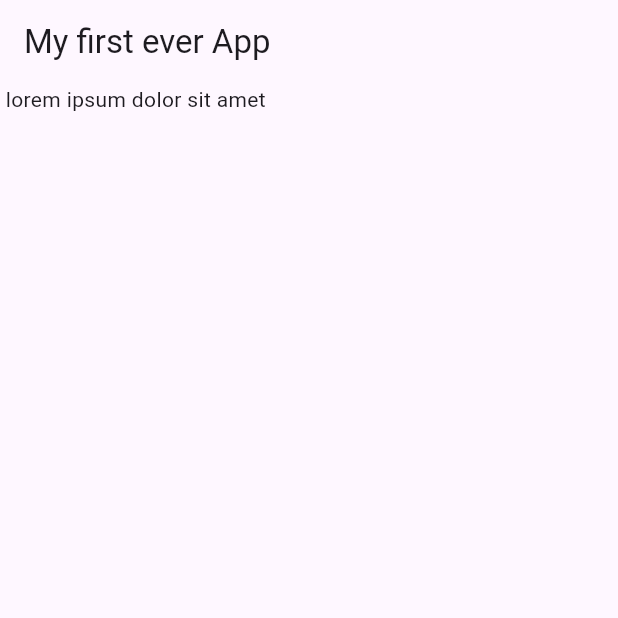
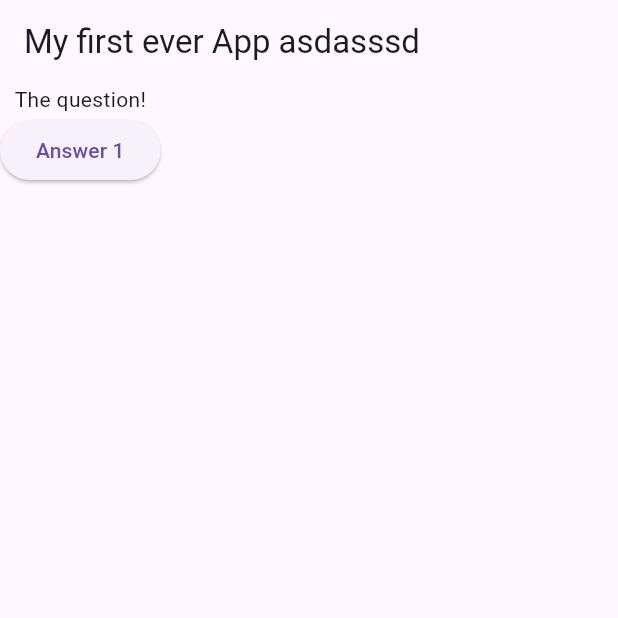
Before and after one commit to constructorlib/flutter, a Flutter app: the screen it shows after launch, on a phone screen of 412 x 824 dp, the top half of it. Run offline on Flutter 3.47's test engine with Material 3 defaults, Android fonts, the phone set to English and light mode, and no system bars.

Commit message:
Migrate to Android Studio, use anonymous function in MyApp to define button

```diff
--- a/projects/first_project/lib/main.dart
+++ b/projects/first_project/lib/main.dart
@@ -8,22 +8,45 @@ import "package:flutter/material.dart";
 //   */
 // }
 
-void main() => runApp(MyApp());
+void main() => runApp(const MyApp());
 
 final myTheme = ThemeData(
   primaryColor: Colors.blue, // Set primary color to blue
 );
 
 class MyApp extends StatelessWidget {
+  const MyApp({super.key});
+  Widget buildButton() {
+    return ElevatedButton(
+      onPressed: () {
+        print('Answer 1 pressed!');
+      },
+      child: Text('Answer 1'),
+    );
+  }
   @override
   Widget build(BuildContext context) {
+    var questions = [
+      "'What's your favorite color?'",
+      'How would you describe your mood right now?'
+    ];
     return MaterialApp(
       theme: myTheme,
       home: Scaffold(
         appBar: AppBar(
-          title: Text('My first ever App'),
+          title: const Text('My first ever App asdasssd'),
         ),
-        body: Text(" lorem ipsum dolor sit amet"),
+        body: Column(
+          children: [
+            Text('The question!'),
+            ElevatedButton(
+              onPressed: () {
+                print('Answer 1 pressed!');
+              },
+              child: Text('Answer 1'),
+            ),
+          ],
+        ),
       ),
     );
   }
```
Also changed, not shown: 1 other file.
